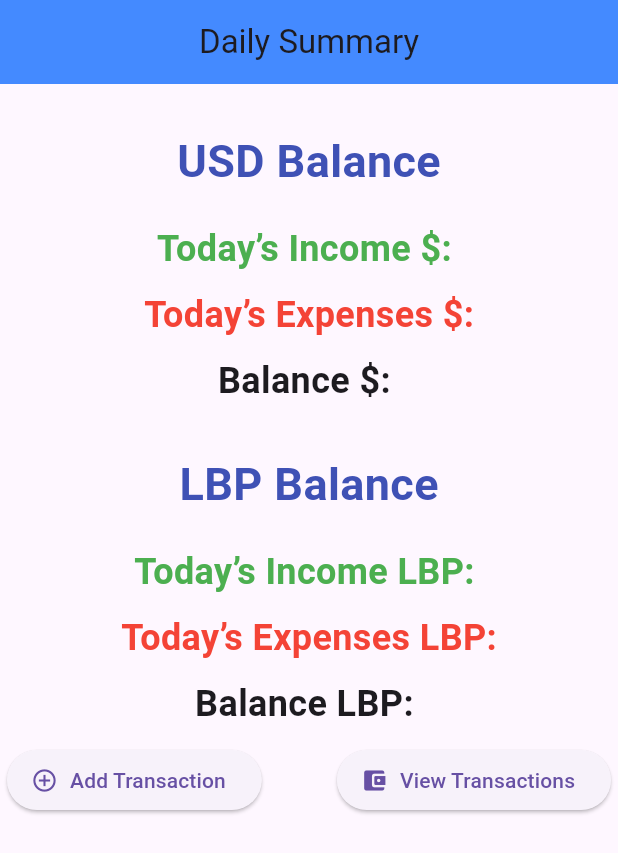
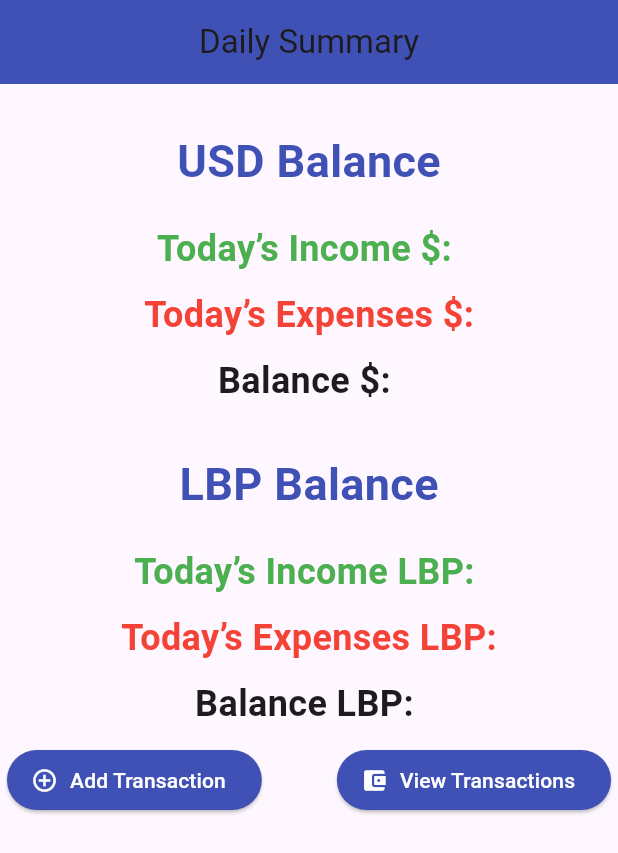
Before and after one commit to Mohamad-Boustani/mobile_1_project_1, a Flutter app: the screen it shows after launch, on a phone screen of 412 x 824 dp. Shown: the top 853 px of the screen. Run offline on Flutter 3.47's test engine with Material 3 defaults, Android fonts, the phone set to English and light mode, and no system bars.

Commit message:
Added 2 Text fields in the transaction page and changed some styling in the home page

```diff
--- a/lib/HomePage.dart
+++ b/lib/HomePage.dart
@@ -26,7 +26,7 @@ class _HomePageState extends State<HomePage> {
       appBar: AppBar(
         title: const Text("Daily Summary"),
         centerTitle: true,
-        backgroundColor: Colors.blueAccent,
+        backgroundColor: Colors.indigo,
       ),
       body: Center(
         child: Column(
@@ -43,7 +43,7 @@ class _HomePageState extends State<HomePage> {
                 ),
               ),
             ),
-            SizedBox(height: 20),
+            const SizedBox(height: 20),
             Text(
               "Today’s Income \$: ",
               style: TextStyle(
@@ -52,7 +52,7 @@ class _HomePageState extends State<HomePage> {
                 fontSize: 24,
               ),
             ),
-            SizedBox(height: 10),
+            const SizedBox(height: 10),
             Text(
               "Today’s Expenses \$:",
               style: TextStyle(
@@ -61,12 +61,12 @@ class _HomePageState extends State<HomePage> {
                 fontSize: 24,
               ),
             ),
-            SizedBox(height: 10),
+            const SizedBox(height: 10),
             Text(
               "Balance \$: ",
               style: TextStyle(fontWeight: FontWeight.bold, fontSize: 24),
             ),
-            SizedBox(height: 30),
+            const SizedBox(height: 30),
             Title(
               color: Colors.indigo,
               child: const Text(
@@ -78,7 +78,7 @@ class _HomePageState extends State<HomePage> {
                 ),
               ),
             ),
-            SizedBox(height: 20),
+            const SizedBox(height: 20),
             Text(
               "Today’s Income LBP: ",
               style: TextStyle(
@@ -87,7 +87,7 @@ class _HomePageState extends State<HomePage> {
                 fontSize: 24,
               ),
             ),
-            SizedBox(height: 10),
+            const SizedBox(height: 10),
             Text(
               "Today’s Expenses LBP:",
               style: TextStyle(
@@ -96,12 +96,12 @@ class _HomePageState extends State<HomePage> {
                 fontSize: 24,
               ),
             ),
-            SizedBox(height: 10),
+            const SizedBox(height: 10),
             Text(
               "Balance LBP: ",
               style: TextStyle(fontWeight: FontWeight.bold, fontSize: 24),
             ),
-            SizedBox(height: 10,),
+            const SizedBox(height: 10),
             Row(
               mainAxisAlignment: MainAxisAlignment.center,
               children: [
@@ -109,12 +109,20 @@ class _HomePageState extends State<HomePage> {
                   onPressed: () {},
                   icon: Icon(Icons.add_circle_outline),
                   label: Text("Add Transaction"),
+                  style: ElevatedButton.styleFrom(
+                    backgroundColor: Colors.indigo,
+                    foregroundColor: Colors.white,
+                  ),
                 ),
                 SizedBox(width: 50),
                 ElevatedButton.icon(
                   onPressed: () {},
                   icon: Icon(Icons.account_balance_wallet_rounded),
                   label: Text("View Transactions"),
+                  style: ElevatedButton.styleFrom(
+                    backgroundColor: Colors.indigo,
+                    foregroundColor: Colors.white,
+                  ),
                 ),
               ],
             ),
--- a/lib/TranscationData.dart
+++ b/lib/TranscationData.dart
@@ -1,9 +1,9 @@
 class Transaction {
-  final double amount;
-  final String type; // 'income' or 'expense'
-  final String currency; // 'USD', 'LBP', 'EUR'
-  final String? note;
-  final DateTime date;
+  double amount;
+  String type; // 'income' or 'expense'
+  String currency; // 'USD', 'LBP', 'EUR'
+  String? note;
+  DateTime date;
 
   Transaction(this.amount, this.type, this.currency, this.note, this.date);
 }
```
Also changed, not shown: lib/AddTransactionPage.dart (+32 -1 lines).
